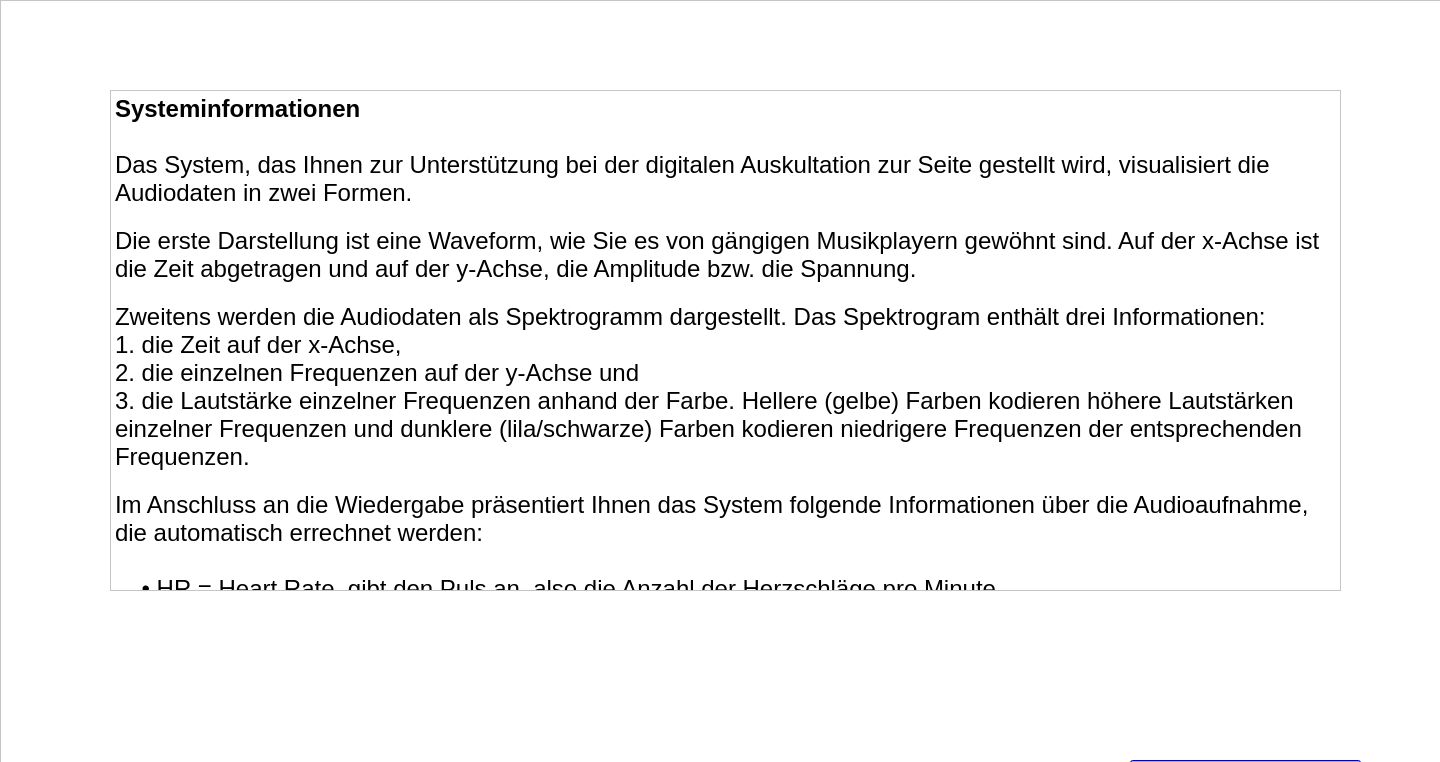
Qt form forms/group_instruct.ui (IKI-Lab/auscultation_AI_noise_exp) before a commit.
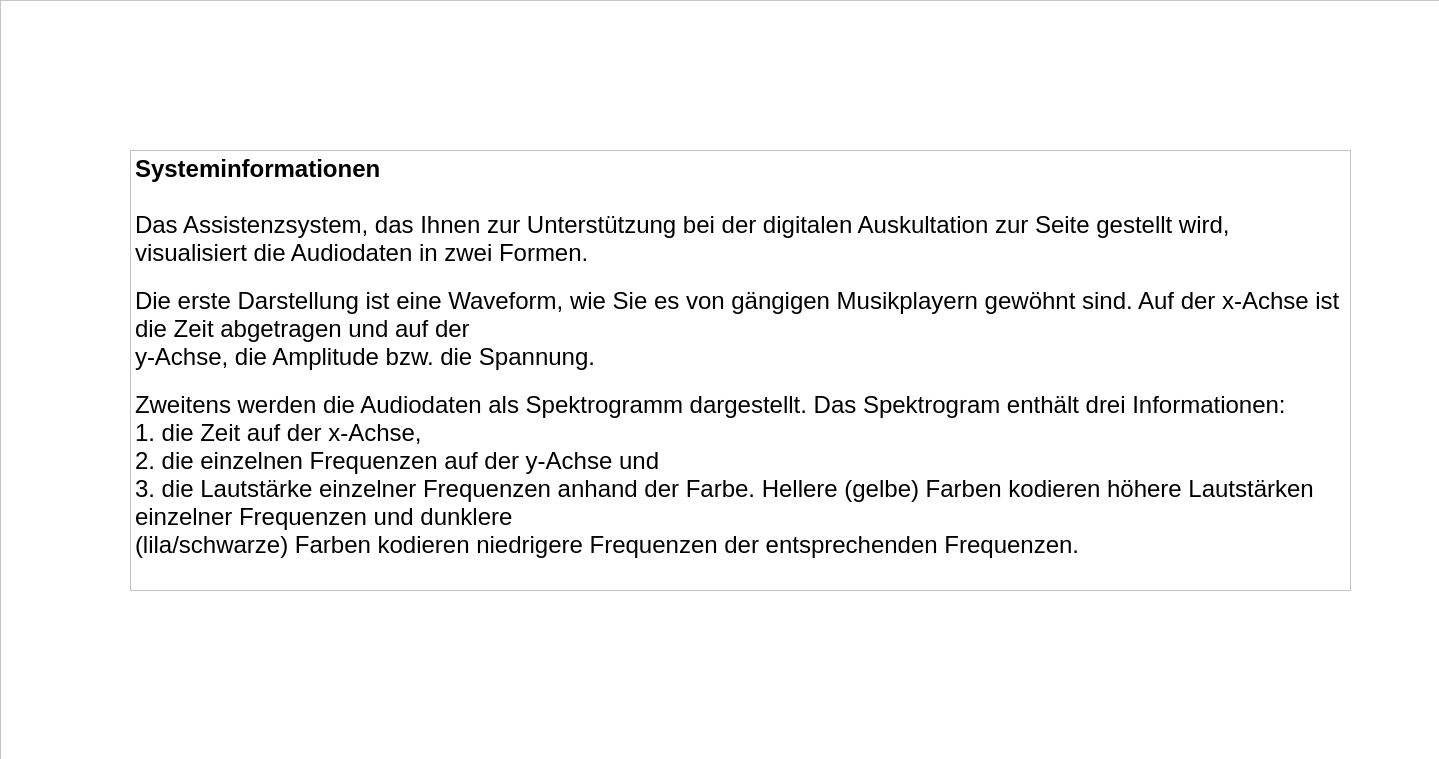
The same form after that commit.

Diff of the .ui file:
```diff
--- a/forms/group_instruct.ui
+++ b/forms/group_instruct.ui
@@ -6,8 +6,8 @@
    <rect>
     <x>0</x>
     <y>0</y>
-    <width>1440</width>
-    <height>762</height>
+    <width>1439</width>
+    <height>759</height>
    </rect>
   </property>
   <property name="windowTitle">
@@ -62,10 +62,10 @@
    <widget class="QTextBrowser" name="textBrowser">
     <property name="geometry">
      <rect>
-      <x>110</x>
-      <y>90</y>
-      <width>1231</width>
-      <height>501</height>
+      <x>130</x>
+      <y>150</y>
+      <width>1221</width>
+      <height>441</height>
      </rect>
     </property>
     <property name="verticalScrollBarPolicy">
@@ -81,12 +81,16 @@
 &lt;/style&gt;&lt;/head&gt;&lt;body style=&quot; font-family:'.AppleSystemUIFont'; font-size:13pt; font-weight:400; font-style:normal;&quot;&gt;
 &lt;p style=&quot; margin-top:0px; margin-bottom:0px; margin-left:0px; margin-right:0px; -qt-block-indent:0; text-indent:0px;&quot;&gt;&lt;span style=&quot; font-size:18pt; font-weight:600;&quot;&gt;Systeminformationen&lt;/span&gt;&lt;/p&gt;
 &lt;p style=&quot;-qt-paragraph-type:empty; margin-top:0px; margin-bottom:0px; margin-left:0px; margin-right:0px; -qt-block-indent:0; text-indent:0px; font-size:18pt; font-weight:600;&quot;&gt;&lt;br /&gt;&lt;/p&gt;
-&lt;p style=&quot; margin-top:0px; margin-bottom:0px; margin-left:0px; margin-right:0px; -qt-block-indent:0; text-indent:0px;&quot;&gt;&lt;span style=&quot; font-family:'Helvetica Neue'; font-size:18pt;&quot;&gt;Das System, das Ihnen zur Unterstützung bei der digitalen Auskultation zur Seite gestellt wird, visualisiert die Audiodaten in zwei Formen.&lt;br /&gt;&lt;/span&gt;&lt;/p&gt;
-&lt;p style=&quot; margin-top:0px; margin-bottom:0px; margin-left:0px; margin-right:0px; -qt-block-indent:0; text-indent:0px;&quot;&gt;&lt;span style=&quot; font-family:'Helvetica Neue'; font-size:18pt;&quot;&gt;Die erste Darstellung ist eine Waveform, wie Sie es von gängigen Musikplayern gewöhnt sind. Auf der x-Achse ist die Zeit abgetragen und auf der y-Achse, die Amplitude bzw. die Spannung.&lt;br /&gt;&lt;/span&gt;&lt;/p&gt;
+&lt;p style=&quot; margin-top:0px; margin-bottom:0px; margin-left:0px; margin-right:0px; -qt-block-indent:0; text-indent:0px;&quot;&gt;&lt;span style=&quot; font-family:'Helvetica Neue'; font-size:18pt;&quot;&gt;Das Assistenzsystem, das Ihnen zur Unterstützung bei der digitalen Auskultation zur Seite gestellt wird, visualisiert die Audiodaten in zwei Formen.&lt;br /&gt;&lt;/span&gt;&lt;/p&gt;
+&lt;p style=&quot; margin-top:0px; margin-bottom:0px; margin-left:0px; margin-right:0px; -qt-block-indent:0; text-indent:0px;&quot;&gt;&lt;span style=&quot; font-family:'Helvetica Neue'; font-size:18pt;&quot;&gt;Die erste Darstellung ist eine Waveform, wie Sie es von gängigen Musikplayern gewöhnt sind. Auf der x-Achse ist die Zeit abgetragen und auf der &lt;/span&gt;&lt;/p&gt;
+&lt;p style=&quot; margin-top:0px; margin-bottom:0px; margin-left:0px; margin-right:0px; -qt-block-indent:0; text-indent:0px;&quot;&gt;&lt;span style=&quot; font-family:'Helvetica Neue'; font-size:18pt;&quot;&gt;y-Achse, die Amplitude bzw. die Spannung.&lt;br /&gt;&lt;/span&gt;&lt;/p&gt;
 &lt;p style=&quot; margin-top:0px; margin-bottom:0px; margin-left:0px; margin-right:0px; -qt-block-indent:0; text-indent:0px;&quot;&gt;&lt;span style=&quot; font-family:'Helvetica Neue'; font-size:18pt;&quot;&gt;Zweitens werden die Audiodaten als Spektrogramm dargestellt. Das Spektrogram enthält drei Informationen: &lt;/span&gt;&lt;/p&gt;
 &lt;p style=&quot; margin-top:0px; margin-bottom:0px; margin-left:0px; margin-right:0px; -qt-block-indent:0; text-indent:0px;&quot;&gt;&lt;span style=&quot; font-family:'Helvetica Neue'; font-size:18pt;&quot;&gt;1. die Zeit auf der x-Achse, &lt;/span&gt;&lt;/p&gt;
 &lt;p style=&quot; margin-top:0px; margin-bottom:0px; margin-left:0px; margin-right:0px; -qt-block-indent:0; text-indent:0px;&quot;&gt;&lt;span style=&quot; font-family:'Helvetica Neue'; font-size:18pt;&quot;&gt;2. die einzelnen Frequenzen auf der y-Achse und &lt;/span&gt;&lt;/p&gt;
-&lt;p style=&quot; margin-top:0px; margin-bottom:0px; margin-left:0px; margin-right:0px; -qt-block-indent:0; text-indent:0px;&quot;&gt;&lt;span style=&quot; font-family:'Helvetica Neue'; font-size:18pt;&quot;&gt;3. die Lautstärke einzelner Frequenzen anhand der Farbe. Hellere (gelbe) Farben kodieren höhere Lautstärken einzelner Frequenzen und dunklere (lila/schwarze) Farben kodieren niedrigere Frequenzen der entsprechenden Frequenzen.&lt;br /&gt;&lt;/span&gt;&lt;/p&gt;
+&lt;p style=&quot; margin-top:0px; margin-bottom:0px; margin-left:0px; margin-right:0px; -qt-block-indent:0; text-indent:0px;&quot;&gt;&lt;span style=&quot; font-family:'Helvetica Neue'; font-size:18pt;&quot;&gt;3. die Lautstärke einzelner Frequenzen anhand der Farbe. Hellere (gelbe) Farben kodieren höhere Lautstärken einzelner Frequenzen und dunklere &lt;/span&gt;&lt;/p&gt;
+&lt;p style=&quot; margin-top:0px; margin-bottom:0px; margin-left:0px; margin-right:0px; -qt-block-indent:0; text-indent:0px;&quot;&gt;&lt;span style=&quot; font-family:'Helvetica Neue'; font-size:18pt;&quot;&gt;(lila/schwarze) Farben kodieren niedrigere Frequenzen der entsprechenden Frequenzen.&lt;/span&gt;&lt;/p&gt;
+&lt;p style=&quot;-qt-paragraph-type:empty; margin-top:0px; margin-bottom:0px; margin-left:0px; margin-right:0px; -qt-block-indent:0; text-indent:0px; font-family:'Helvetica Neue'; font-size:18pt;&quot;&gt;&lt;br /&gt;&lt;/p&gt;
+&lt;p style=&quot; margin-top:0px; margin-bottom:0px; margin-left:0px; margin-right:0px; -qt-block-indent:0; text-indent:0px;&quot;&gt;&lt;span style=&quot; font-family:'Helvetica Neue'; font-size:18pt; font-weight:600; font-style:italic; text-decoration: underline;&quot;&gt;(Screenshot von Screencast einfügen)&lt;/span&gt;&lt;span style=&quot; font-family:'Helvetica Neue'; font-size:18pt;&quot;&gt;&lt;br /&gt;&lt;/span&gt;&lt;/p&gt;
 &lt;p style=&quot; margin-top:0px; margin-bottom:0px; margin-left:0px; margin-right:0px; -qt-block-indent:0; text-indent:0px;&quot;&gt;&lt;span style=&quot; font-family:'Helvetica Neue'; font-size:18pt;&quot;&gt;Im Anschluss an die Wiedergabe präsentiert Ihnen das System folgende Informationen über die Audioaufnahme, die automatisch errechnet werden:&lt;/span&gt;&lt;/p&gt;
 &lt;p style=&quot;-qt-paragraph-type:empty; margin-top:0px; margin-bottom:0px; margin-left:0px; margin-right:0px; -qt-block-indent:0; text-indent:0px; font-family:'Helvetica Neue'; font-size:18pt;&quot;&gt;&lt;br /&gt;&lt;/p&gt;
 &lt;p style=&quot; margin-top:0px; margin-bottom:0px; margin-left:0px; margin-right:0px; -qt-block-indent:0; text-indent:0px;&quot;&gt;&lt;span style=&quot; font-family:'Helvetica Neue'; font-size:18pt;&quot;&gt;    • HR = Heart Rate, gibt den Puls an, also die Anzahl der Herzschläge pro Minute&lt;/span&gt;&lt;/p&gt;
```
